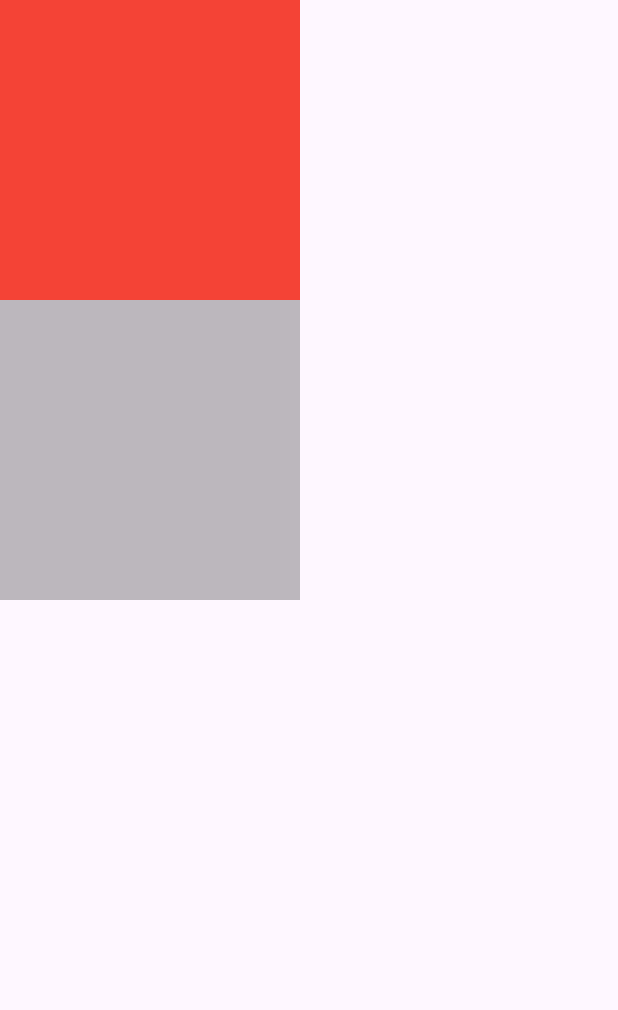
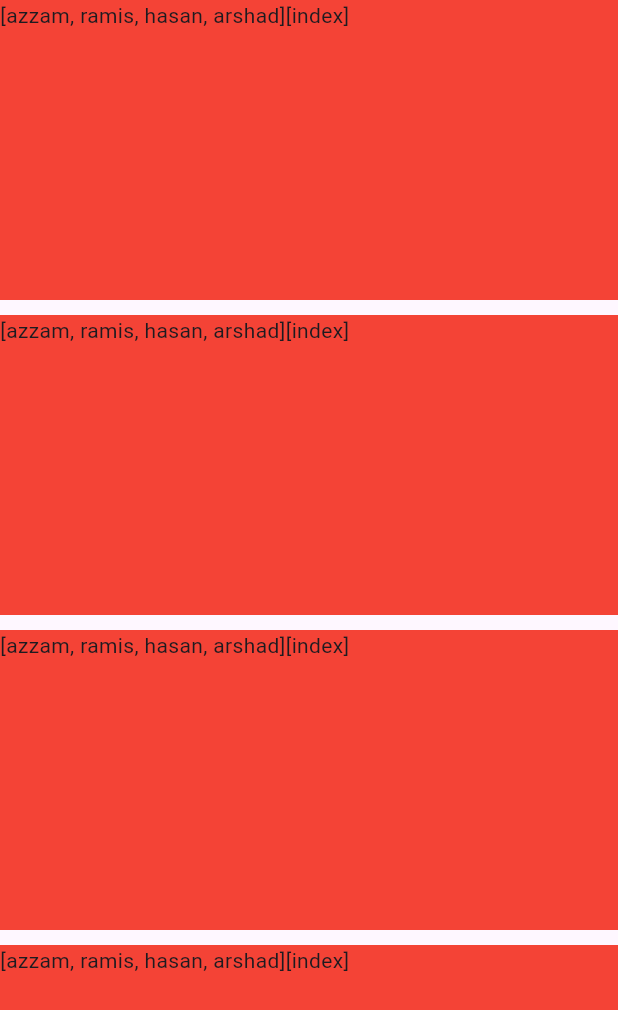
Before and after one commit to AzzamHussain/SMIT-Flutter-Lectures, a Flutter app: the _todoState screen opened directly, on a phone screen of 412 x 824 dp. Shown: the top 1010 px of the screen. Run offline on Flutter 3.47's test engine with Material 3 defaults, Android fonts, the phone set to English and light mode, and no system bars.

Commit message:
Ramazan Last Class

```diff
--- a/newclass/lib/counterview.dart
+++ b/newclass/lib/counterview.dart
@@ -8,23 +8,37 @@ class _todoState extends StatefulWidget {
 }
 
 class __todoStateState extends State<_todoState> {
+
+  List studentsNames=["azzam","ramis","hasan","arshad"];
   @override
   Widget build(BuildContext context) {
     return Scaffold(
-      body: Column(
-        children: [
-          Container(
+      // body: ListView.builder(
+      //   // children: [
+      //   //   Container(
+      //   //     color: Colors.red,
+      //   //     height: 200,
+      //   //     width: 200,
+      //   //   ),
+      //   //   Container(
+      //   //     color: Colors.black26,
+      //   //     height: 200,
+      //   //     width: 200,
+      //   //   )
+      //   //],
+      // ),
+
+      body: ListView.builder(
+        itemCount: 5,
+        itemBuilder: ( BuildContext context,int  index) {
+          return Container(
+            margin: const EdgeInsets.only(bottom: 10),
             color: Colors.red,
             height: 200,
-            width: 200,
-          ),
-          Container(
-            color: Colors.black26,
-            height: 200,
-            width: 200,
-          )
-        ],
-      ),
-    );
+            child: Text("$studentsNames[index]"),
+          );
+
+        },
+    ),);
   }
 }
--- a/newclass/notes.txt
+++ b/newclass/notes.txt
@@ -1 +1,5 @@
 listview vs column
+alert dialogue
+listview mai padding kaisay band kartay
+
+make todo application
```
Also changed, not shown: newclass/lib/about_us.dart (added), newclass/lib/home_screen.dart (added).
